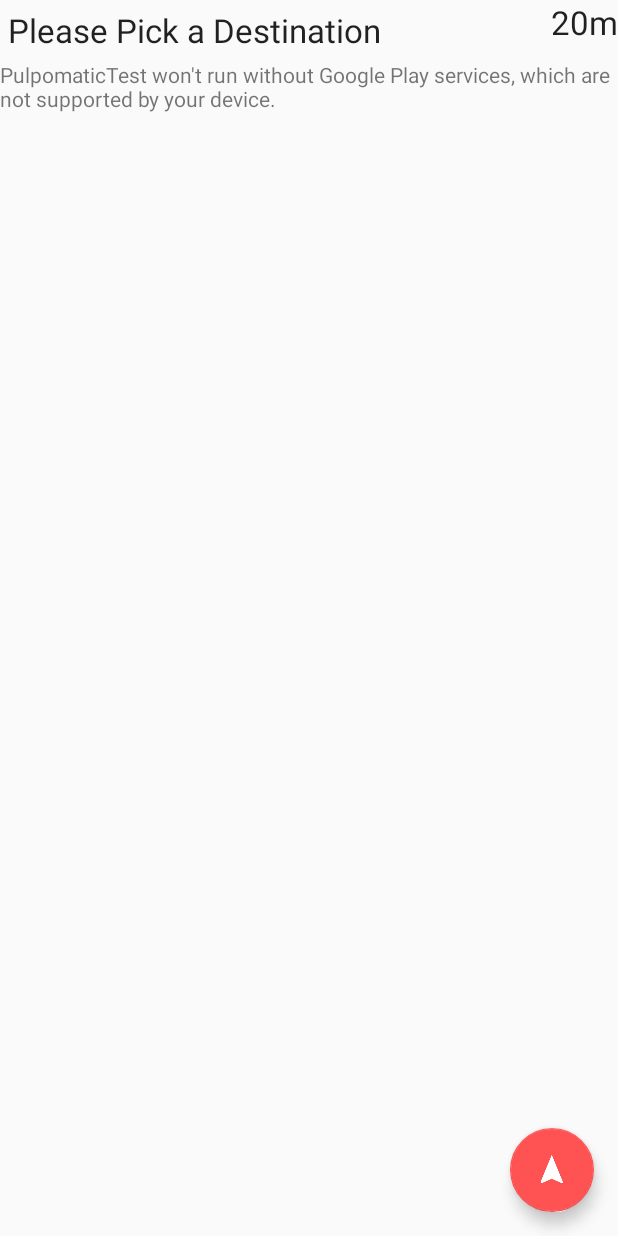
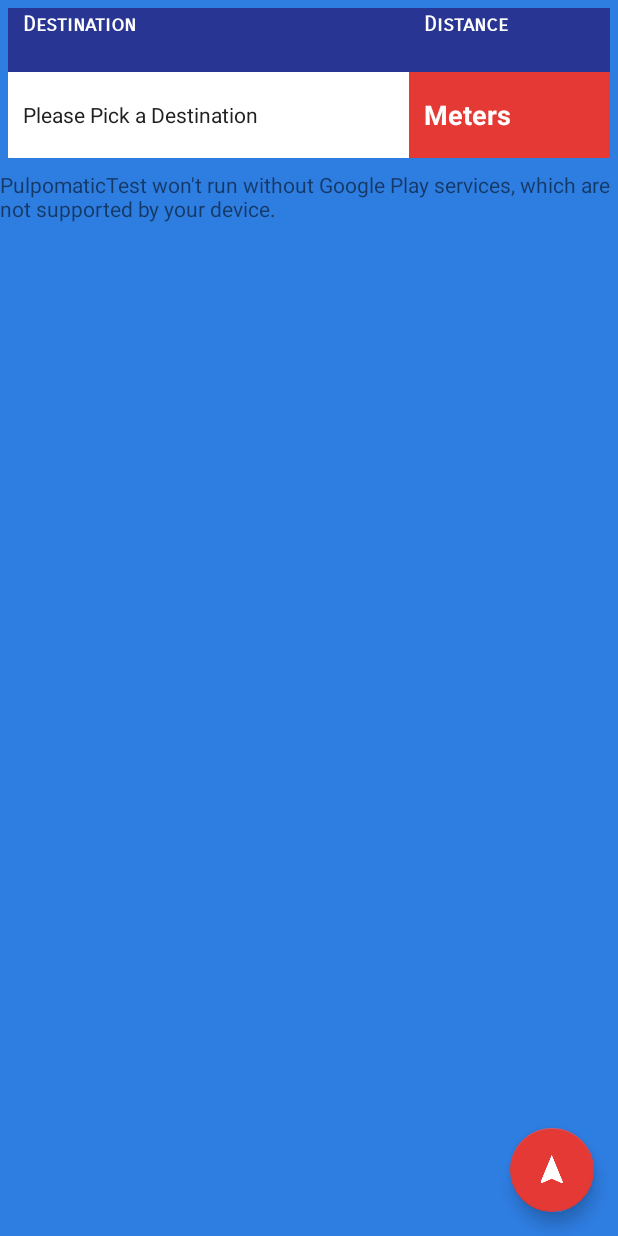
Before and after one commit to carlosblancosierra/PulpomaticTest, an Android app: the screen it shows after launch (MainActivity), on a phone screen of 412 x 824 dp. Run offline under Robolectric (Android 15) with nearby library versions, the phone set to English and light mode, and no system bars.

Commit message:
Added location to destination distance calculator

```diff
--- a/app/src/main/java/com/example/android/pulpomatictest/GeoFenceTransitionsIntentService.java
+++ b/app/src/main/java/com/example/android/pulpomatictest/GeoFenceTransitionsIntentService.java
@@ -109,4 +109,5 @@ public class GeoFenceTransitionsIntentService extends IntentService {
     }
 
 
+
 }
--- a/app/src/main/java/com/example/android/pulpomatictest/MainActivity.java
+++ b/app/src/main/java/com/example/android/pulpomatictest/MainActivity.java
@@ -15,6 +15,7 @@ import android.util.Log;
 import android.view.Menu;
 import android.view.MenuItem;
 import android.view.View;
+import android.widget.TextView;
 import android.widget.Toast;
 
 import com.google.android.gms.common.ConnectionResult;
@@ -61,9 +62,13 @@ public class MainActivity extends AppCompatActivity
 
     FloatingActionButton placePickerButton;
     LatLng destinationLatLng;
+    Location mDestinationLocation;
     MarkerOptions destinationMarkerOptions;
 
     ArrayList<Geofence> mGeofenceList;
+
+    TextView mDistanceTextView;
+    TextView mDestinationTextView;
 
 
     @Override
@@ -91,6 +96,8 @@ public class MainActivity extends AppCompatActivity
 
         mGeofenceList = new ArrayList<>();
 
+        mDistanceTextView = (TextView) findViewById(R.id.text_view_distance);
+        mDestinationTextView = (TextView) findViewById(R.id.text_view_destination);
     }
 
     @Override
@@ -120,7 +127,10 @@ public class MainActivity extends AppCompatActivity
         mapReady = true;
         m_map = googleMap;
 
-        if (ActivityCompat.checkSelfPermission(this, android.Manifest.permission.ACCESS_FINE_LOCATION) != PackageManager.PERMISSION_GRANTED && ActivityCompat.checkSelfPermission(this, android.Manifest.permission.ACCESS_COARSE_LOCATION) != PackageManager.PERMISSION_GRANTED) {
+        if (ActivityCompat.checkSelfPermission(this, android.Manifest.permission.ACCESS_FINE_LOCATION)
+                != PackageManager.PERMISSION_GRANTED && ActivityCompat.checkSelfPermission
+                (this, android.Manifest.permission.ACCESS_COARSE_LOCATION)
+                != PackageManager.PERMISSION_GRANTED) {
             // TODO: Consider calling
             //    ActivityCompat#requestPermissions
             // here to request the missing permissions, and then overriding
@@ -132,8 +142,9 @@ public class MainActivity extends AppCompatActivity
         }
         m_map.setMyLocationEnabled(true);
 
+
         LatLng mexicoCity = new LatLng(19.3590412, -99.2726068);
-        CameraPosition target = CameraPosition.builder().target(mexicoCity).zoom(14).build();
+        CameraPosition target = CameraPosition.builder().target(mexicoCity).zoom(10).build();
         m_map.moveCamera(CameraUpdateFactory.newCameraPosition(target));
     }
 
@@ -148,6 +159,7 @@ public class MainActivity extends AppCompatActivity
 
                     // permission was granted, yay! Do the
                     // task you need to do.
+
 
                     if (ActivityCompat.checkSelfPermission(this, android.Manifest.permission.ACCESS_FINE_LOCATION)
                             != PackageManager.PERMISSION_GRANTED && ActivityCompat.checkSelfPermission
@@ -164,8 +176,8 @@ public class MainActivity extends AppCompatActivity
                         return;
                     }
 
-                    m_map.setMyLocationEnabled(true);
-
+                    LocationServices.FusedLocationApi.requestLocationUpdates(
+                            mGoogleApiClient, mLocationRequest, this);
 
                 } else {
 
@@ -182,6 +194,10 @@ public class MainActivity extends AppCompatActivity
 
     @Override
     public void onConnected(@Nullable Bundle bundle) {
+
+        mLocationRequest = new LocationRequest();
+        mLocationRequest.setInterval(1000);
+        mLocationRequest.setPriority(LocationRequest.PRIORITY_HIGH_ACCURACY);
 
         if (ContextCompat.checkSelfPermission(this,
                 android.Manifest.permission.ACCESS_FINE_LOCATION)
@@ -208,6 +224,8 @@ public class MainActivity extends AppCompatActivity
             }
         }
 
+        LocationServices.FusedLocationApi.requestLocationUpdates(
+                mGoogleApiClient, mLocationRequest, this);
     }
 
     @Override
@@ -223,6 +241,17 @@ public class MainActivity extends AppCompatActivity
     @Override
     public void onLocationChanged(Location location) {
 
+        if (mDestinationLocation != null) {
+//            String meters = location.distanceTo(mDestinationLocation) + "m  ";
+//            mDistanceTextView.setText(meters);
+
+            float distance[] = new float[1];
+            Location.distanceBetween(location.getLatitude(), location.getLongitude(),
+                    destinationLatLng.latitude, destinationLatLng.longitude,
+                    distance);
+
+            mDistanceTextView.setText(Float.toString(distance[0]) + "m");
+        }
     }
 
     @Override
@@ -275,8 +304,13 @@ public class MainActivity extends AppCompatActivity
         if (requestCode == PLACE_PICKER_REQUEST) {
             if (resultCode == RESULT_OK) {
                 Place place = PlacePicker.getPlace(this, data);
-                String toastMsg = String.format("Place: %s", place.getName());
+                String toastMsg = String.format("Place: %s", place.getAddress());
+                mDestinationTextView.setText(place.getAddress());
                 Toast.makeText(this, toastMsg, Toast.LENGTH_LONG).show();
+
+                mDestinationLocation = new Location("destination");
+                mDestinationLocation.setLatitude(place.getLatLng().latitude);
+                mDestinationLocation.setLatitude(place.getLatLng().longitude);
 
                 destinationLatLng = place.getLatLng();
 
@@ -290,13 +324,6 @@ public class MainActivity extends AppCompatActivity
 
                 addCircles(m_map, destinationLatLng);
 
-//                destinationSelected = true;
-
-//                destination.setLatitude(destinationLatLng.latitude);
-//                destination.setLatitude(destinationLatLng.longitude);
-
-//                float distance = m_map.getMyLocation().distanceTo(destination);
-//                distanteTextView.setText(Float.toString(distance));
 
             }
         }
@@ -418,4 +445,5 @@ public class MainActivity extends AppCompatActivity
 
     }
 
+
 }
--- a/app/src/main/res/layout/activity_main.xml
+++ b/app/src/main/res/layout/activity_main.xml
@@ -5,6 +5,7 @@
     xmlns:tools="http://schemas.android.com/tools"
     android:layout_width="match_parent"
     android:layout_height="match_parent"
+    android:background="@color/colorPrimary"
     tools:context="com.example.android.pulpomatictest.MainActivity">
 
     <android.support.design.widget.FloatingActionButton
@@ -20,47 +21,109 @@
         app:layout_constraintBottom_toBottomOf="parent"
         app:layout_constraintRight_toRightOf="parent" />
 
+    <LinearLayout
+        android:id="@+id/linear_layout"
+        android:layout_width="0dp"
+        android:layout_height="100dp"
+        android:layout_margin="5dp"
+        android:background="@android:color/white"
+        android:orientation="horizontal"
+        app:layout_constraintLeft_toLeftOf="parent"
+        app:layout_constraintRight_toRightOf="parent"
+        app:layout_constraintTop_toTopOf="parent">
+
+        <LinearLayout
+            android:layout_width="0dp"
+            android:layout_height="match_parent"
+            android:layout_weight="2"
+            android:orientation="vertical">
+
             <TextView
-        android:id="@+id/textView"
-        android:layout_width="wrap_content"
-        android:layout_height="wrap_content"
-        android:padding="5dp"
+                android:textStyle="bold"
+                android:layout_width="match_parent"
+                android:layout_height="0dp"
+                android:layout_weight="1.5"
+                android:background="#283593"
+                android:fontFamily="sans-serif-smallcaps"
+                android:paddingLeft="10dp"
+                android:paddingTop="2dp"
+                android:text="Destination"
+                android:textColor="@android:color/white" />
+
+            <TextView
+                android:id="@+id/text_view_destination"
+                android:layout_width="match_parent"
+                android:layout_height="0dp"
+                android:layout_weight="2"
+                android:gravity="center_vertical"
+                android:paddingLeft="10dp"
                 android:text="Please Pick a Destination"
-        android:textAlignment="center"
-        android:textAppearance="@style/Base.TextAppearance.AppCompat.Large"
+                android:textColor="@color/colorPrimaryText"
                 app:layout_constraintHorizontal_bias="0.0"
                 app:layout_constraintLeft_toLeftOf="parent"
                 app:layout_constraintRight_toRightOf="parent"
                 app:layout_constraintTop_toTopOf="parent" />
+        </LinearLayout>
+
+        <LinearLayout
+            android:layout_width="0dp"
+            android:layout_height="match_parent"
+            android:layout_weight="1"
+            android:background="@color/colorAccent"
+            android:orientation="vertical">
 
             <TextView
-        android:id="@+id/textView2"
-        android:layout_width="0dp"
+                android:textStyle="bold"
+                android:layout_width="match_parent"
                 android:layout_height="0dp"
-        android:gravity="end"
-        android:text="20m"
-        android:textAlignment="textEnd"
-        android:textAppearance="@style/Base.TextAppearance.AppCompat.Large"
+                android:layout_weight="1.5"
+                android:background="#283593"
+                android:fontFamily="sans-serif-smallcaps"
+                android:paddingEnd="5dp"
+                android:paddingLeft="10dp"
+                android:paddingRight="5dp"
+                android:paddingStart="10dp"
+                android:paddingTop="2dp"
+                android:text="Distance"
+                android:textColor="@android:color/white" />
+
+            <TextView
+                android:id="@+id/text_view_distance"
+                android:layout_width="match_parent"
+                android:layout_height="0dp"
+                android:layout_weight="2"
+                android:gravity="center_vertical"
+                android:paddingEnd="5dp"
+                android:paddingLeft="10dp"
+                android:paddingRight="5dp"
+                android:paddingStart="10dp"
+                android:text="Meters"
+                android:textAppearance="@style/Base.TextAppearance.AppCompat.Medium"
+                android:textColor="@android:color/white"
+                android:textStyle="bold"
                 app:layout_constraintBottom_toTopOf="@+id/map"
                 app:layout_constraintHorizontal_bias="0.507"
                 app:layout_constraintLeft_toRightOf="@+id/textView"
                 app:layout_constraintRight_toRightOf="parent"
                 map:layout_constraintTop_toTopOf="parent" />
+        </LinearLayout>
+
+
+    </LinearLayout>
 
     <fragment xmlns:android="http://schemas.android.com/apk/res/android"
         android:id="@+id/map"
         android:name="com.google.android.gms.maps.MapFragment"
         android:layout_width="0dp"
         android:layout_height="0dp"
+        android:layout_marginTop="8dp"
         android:layout_weight="1"
         app:layout_constraintBottom_toBottomOf="parent"
+        app:layout_constraintHorizontal_bias="0.0"
         app:layout_constraintLeft_toLeftOf="parent"
         app:layout_constraintRight_toRightOf="parent"
-        app:layout_constraintTop_toBottomOf="@+id/textView"
-        map:cameraBearing="112.5"
-        map:cameraTargetLat="19.3576906"
-        map:cameraTargetLng="-99.28127"
-        map:cameraTilt="65"
-        map:cameraZoom="17" />
+        app:layout_constraintTop_toBottomOf="@+id/linear_layout"
+        app:layout_constraintVertical_bias="0.0"
+        map:cameraZoom="10" />
 
 </android.support.constraint.ConstraintLayout>
--- a/app/src/main/res/values/colors.xml
+++ b/app/src/main/res/values/colors.xml
@@ -1,8 +1,8 @@
 <?xml version="1.0" encoding="utf-8"?>
 <resources>
-    <color name="colorPrimary">#2196F3</color>
+    <color name="colorPrimary">#2e7de1</color>
     <color name="colorPrimaryDark">#1976D2</color>
-    <color name="colorAccent">#FF5252</color>
+    <color name="colorAccent">#E53935</color>
     <color name="colorPrimaryLight">#BBDEFB</color>
     <color name="colorPrimaryText">#212121</color>
     <color name="colorSecondaryText">#757575</color>
```
Lines whose indentation alone changed are shown as unchanged.
